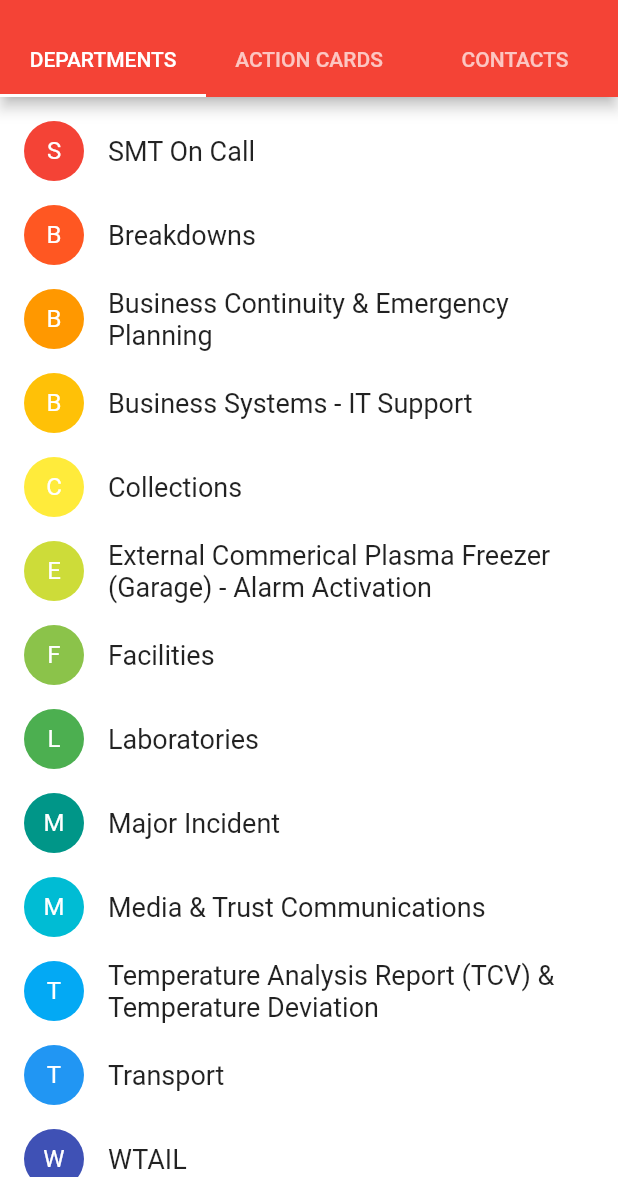
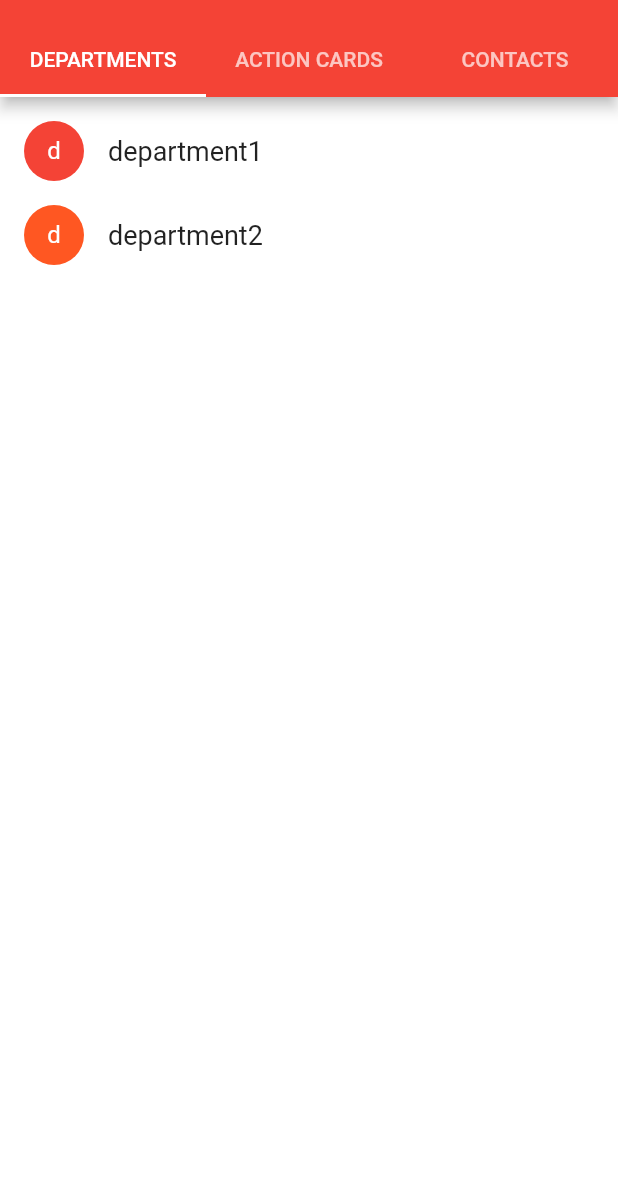
Before and after one commit to SnakeyHips/SMTApp, a Flutter app: the screen it shows after launch, on a phone screen of 412 x 824 dp, the part 59-1236 px from its top. Run offline on Flutter 3.47's test engine with Material 2 defaults, Android fonts, the phone set to English and light mode, and no system bars; statements that could not run were skipped.

Commit message:
Update departments_page.dart

```diff
--- a/lib/widgets/departments_page.dart
+++ b/lib/widgets/departments_page.dart
@@ -9,19 +9,8 @@ class DepartmentsPage extends StatefulWidget {
 
 class DepartmentsPageState extends State<DepartmentsPage> {
   List<String> departments = [
-    "SMT On Call",
-    "Breakdowns",
-    "Business Continuity & Emergency Planning",
-    "Business Systems - IT Support",
-    "Collections",
-    "External Commerical Plasma Freezer (Garage) - Alarm Activation",
-    "Facilities",
-    "Laboratories",
-    "Major Incident",
-    "Media & Trust Communications",
-    "Temperature Analysis Report (TCV) & Temperature Deviation",
-    "Transport",
-    "WTAIL"
+    "department1",
+    "department2"
   ];
 
   @override
```
